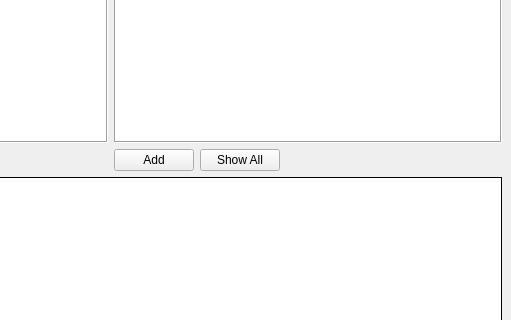
eloranta/VibeFood, file mainwindow.ui: the form before one commit; both pictures show x 289 to 800 and y 130 to 450 of the 800 by 630 pixel window.
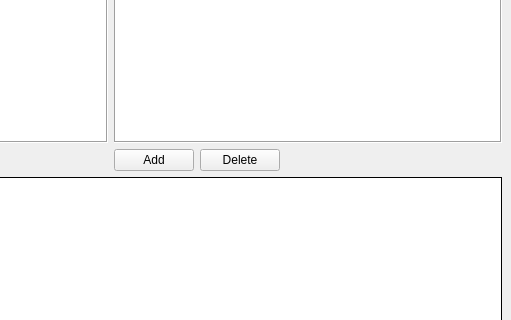
The form after the commit.

Commit message: add delete button for ingredients

What changed in the file:
```diff
--- a/mainwindow.ui
+++ b/mainwindow.ui
@@ -92,13 +92,7 @@
           <item>
            <widget class="QPushButton" name="btnShowAll">
             <property name="text">
-             <string>Show All</string>
-            </property>
-            <property name="checkable">
-             <bool>true</bool>
-            </property>
-            <property name="checked">
-             <bool>false</bool>
+             <string>Delete</string>
             </property>
            </widget>
           </item>
```
Left out of the diff: 2 changed lines with no effect on the pictures. The commit also changes 2 other files.
